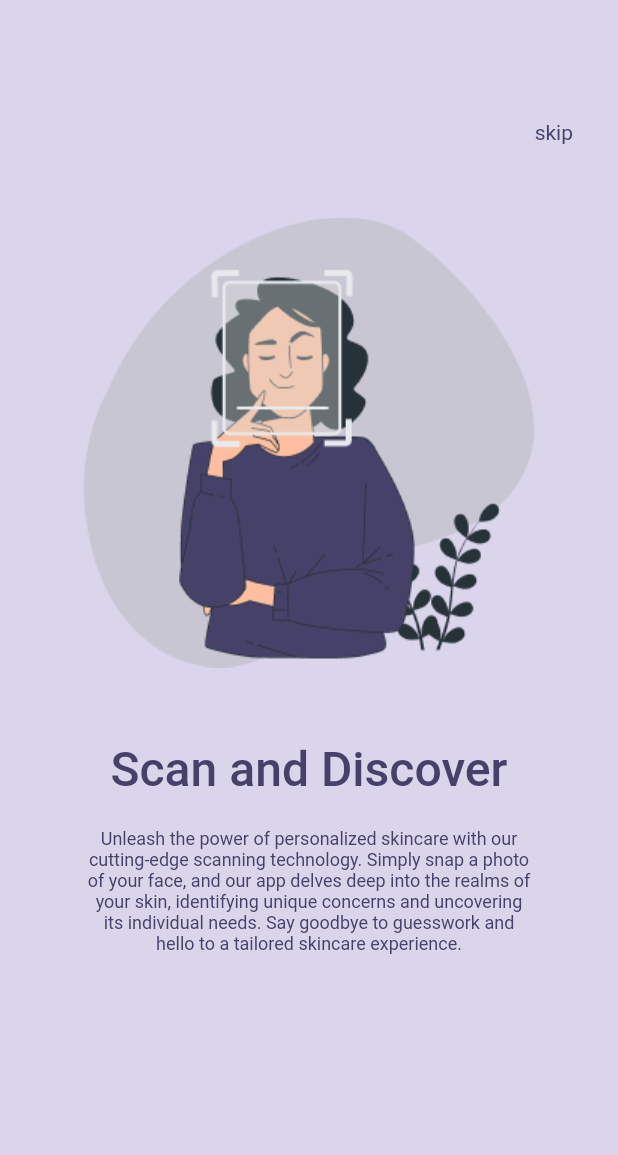
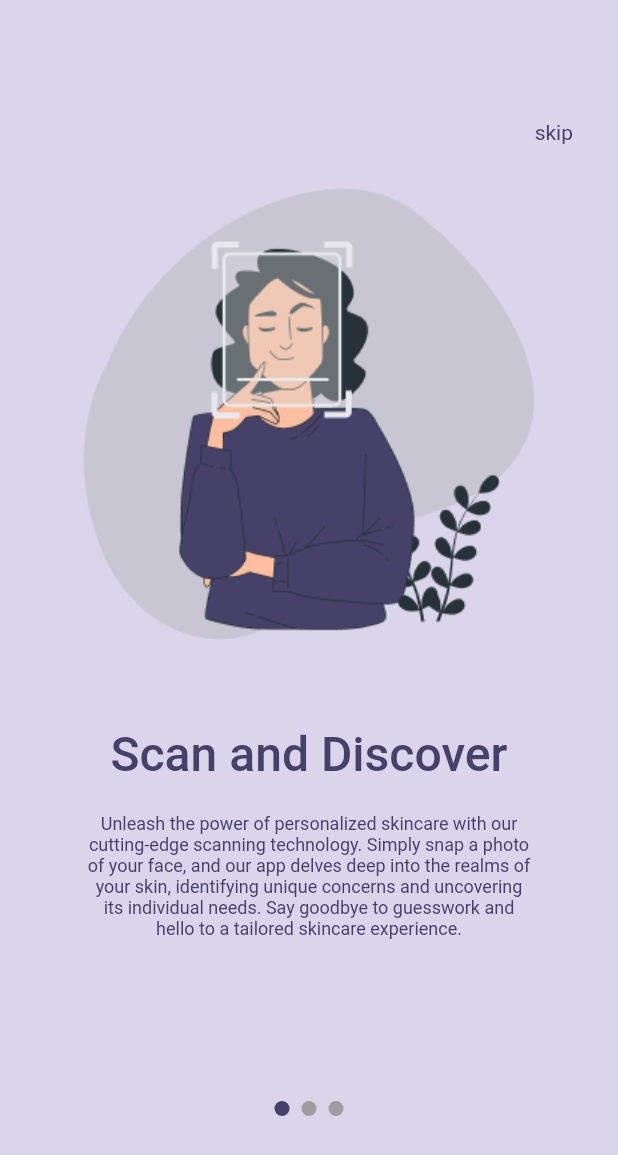
Before and after one commit to bnar98/skinCareV1, a Flutter app: the screen it shows after launch, on a phone screen of 412 x 824 dp. Shown: the top 1155 px of the screen. Run offline on Flutter 3.47's test engine with Material 2 defaults, Android fonts, the phone set to English and light mode, and no system bars; drawn by our look-alikes of smooth_page_indicator; our stand-ins replace go_router.

Commit message:
add welcome page

```diff
--- a/lib/features/welcome/view.dart
+++ b/lib/features/welcome/view.dart
@@ -1,7 +1,8 @@
 import 'package:flutter/material.dart';
+import 'package:go_router/go_router.dart';
 import 'package:skin_care_v1/features/welcome/welcomeComponent.dart';
 import '../../util/theme/constants.dart';
-import '../../util/widgets/button.dart';
+import 'package:smooth_page_indicator/smooth_page_indicator.dart';
 
 class WelcomePage extends StatelessWidget {
   const WelcomePage({
@@ -11,11 +12,45 @@ class WelcomePage extends StatelessWidget {
   @override
   Widget build(BuildContext context) {
     final controller = PageController(initialPage: 0);
+    double screenHeight = MediaQuery.of(context).size.height - 216;
+    final GoRouter router = GoRouter.of(context);
+
     return Scaffold(
         body: ColoredBox(
       color: backgroundColor,
       child: Padding(
         padding: const EdgeInsets.symmetric(vertical: 80),
+        child: SingleChildScrollView(
+          child: Column(
+            crossAxisAlignment: CrossAxisAlignment.center,
+            children: <Widget>[
+              Row(
+                mainAxisAlignment: MainAxisAlignment.end,
+                children: [
+                  GestureDetector(
+                    onTap: () {
+                      router.go("/login");
+                      // Perform the action you want when the text is clicked
+                      print('Text Clicked!');
+                    },
+                    child: const Text(
+                      'skip',
+                      style: TextStyle(
+                        color:
+                            primaryColor, // You can change the color as per your requirement
+                      ),
+                    ),
+                  ),
+                  const SizedBox(
+                    width: 30,
+                  )
+                ],
+              ),
+              const SizedBox(
+                height: 30,
+              ),
+              SizedBox(
+                height: screenHeight,
                 child: PageView(
                   controller: controller,
                   children: const [
@@ -40,6 +75,19 @@ class WelcomePage extends StatelessWidget {
                   ],
                 ),
               ),
+              SmoothPageIndicator(
+                controller: controller,
+                count: 3,
+                effect: const WormEffect(
+                    dotHeight: 10,
+                    dotWidth: 10,
+                    type: WormType.thinUnderground,
+                    activeDotColor: primaryColor),
+              ),
+            ],
+          ),
+        ),
+      ),
     ));
   }
 }
--- a/lib/features/welcome/welcomeComponent.dart
+++ b/lib/features/welcome/welcomeComponent.dart
@@ -16,34 +16,11 @@ class WelcomeComponent extends StatelessWidget {
   @override
   Widget build(BuildContext context) {
     double screenHeight = MediaQuery.of(context).size.height - 200;
-    final GoRouter router = GoRouter.of(context);
 
     return Center(
       child: Column(
         mainAxisAlignment: MainAxisAlignment.spaceBetween,
         children: <Widget>[
-          Row(
-            mainAxisAlignment: MainAxisAlignment.end,
-            children: [
-              GestureDetector(
-                onTap: () {
-                  router.go("/login");
-                  // Perform the action you want when the text is clicked
-                  print('Text Clicked!');
-                },
-                child: const Text(
-                  'skip',
-                  style: TextStyle(
-                    color:
-                        primaryColor, // You can change the color as per your requirement
-                  ),
-                ),
-              ),
-              const SizedBox(
-                width: 30,
-              )
-            ],
-          ),
           Image(
             image: AssetImage(image),
           ),
--- a/lib/util/theme/constants.dart
+++ b/lib/util/theme/constants.dart
@@ -3,3 +3,4 @@ import 'package:flutter/material.dart';
 const primaryColor = Color(0xFF464169);
 const onPrimaryColor = Color(0xFFffffff);
 const backgroundColor = Color(0xffDBD5EC);
+const grayColor = Color(0xffD9D9D9);
```
Lines whose indentation alone changed are shown as unchanged.
